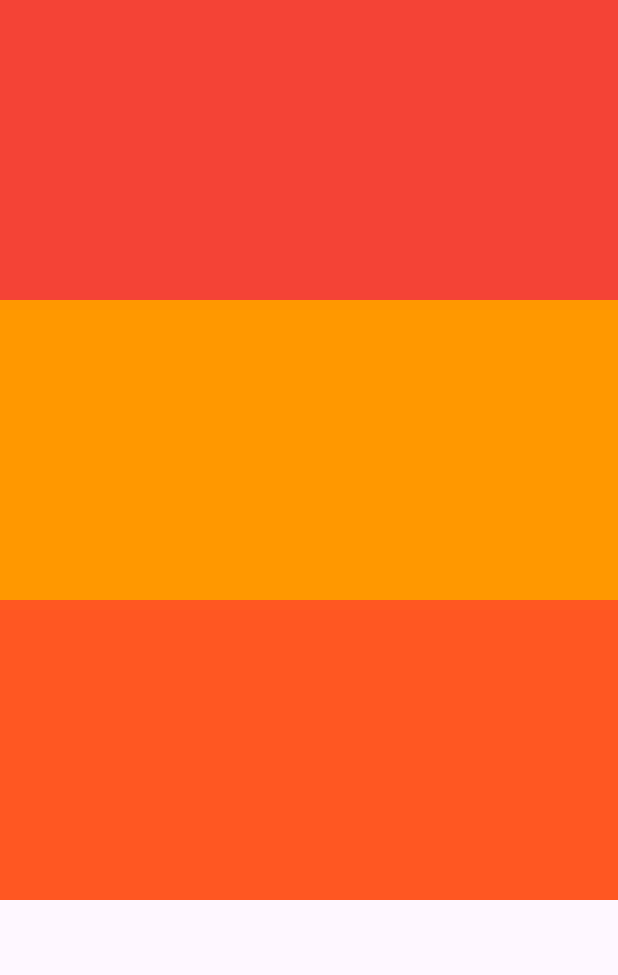
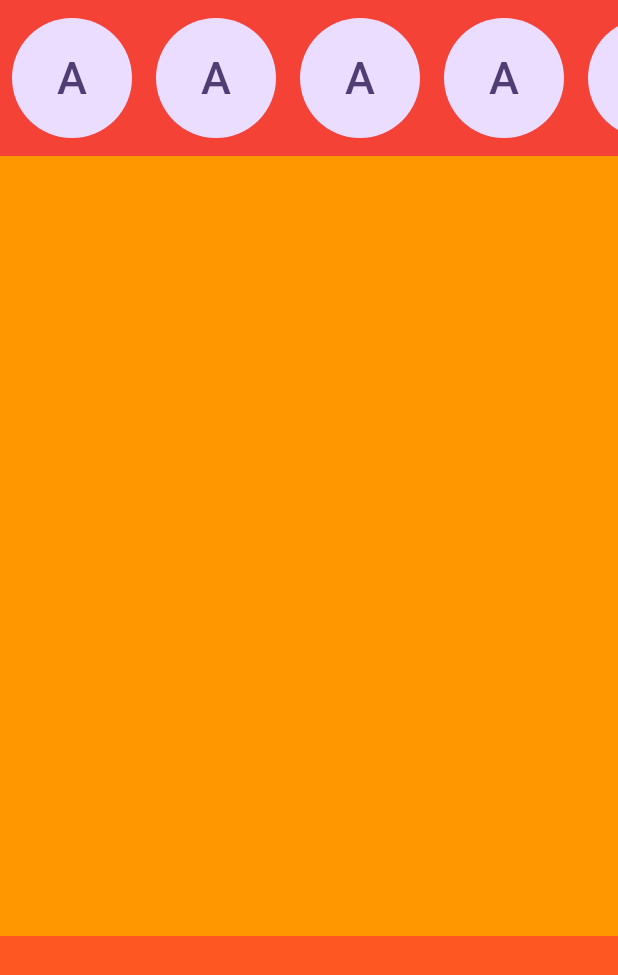
Before and after one commit to Roshan-Barkane/flutter_widgets_of_the_day, a Flutter app: the screen it shows after launch, on a phone screen of 412 x 824 dp. Shown: the top 975 px of the screen. Run offline on Flutter 3.47's test engine with Material 3 defaults, Android fonts, the phone set to English and light mode, and no system bars.

Commit message:
Final expanded Widget

```diff
--- a/lib/pages/expanded.dart
+++ b/lib/pages/expanded.dart
@@ -1,3 +1,4 @@
+import 'package:flutter/gestures.dart';
 import 'package:flutter/material.dart';
 
 class ExpandedWidget extends StatefulWidget {
@@ -14,13 +15,32 @@ class _ExpandedWidgetState extends State<ExpandedWidget> {
       child: Scaffold(
         body: Column(
           children: [
-            Container(
-              height: 200,
-              color: Colors.red,
+            Expanded(
+              flex: 1,
+              child: Container(
+                  height: 200,
+                  color: Colors.red,
+                  child: ListView.builder(
+                      scrollDirection: Axis.horizontal,
+                      itemBuilder: (BuildContext context, index) {
+                        return const Padding(
+                          padding: EdgeInsets.all(8.0),
+                          child: CircleAvatar(
+                            radius: 40,
+                            child: Text(
+                              "A",
+                              style: TextStyle(fontSize: 30),
+                            ),
+                          ),
+                        );
+                      })),
             ),
-            Container(
-              height: 200,
-              color: Colors.orange,
+            Expanded(
+              flex: 5,
+              child: Container(
+                height: 200,
+                color: Colors.orange,
+              ),
             ),
             Container(
               height: 200,
```
